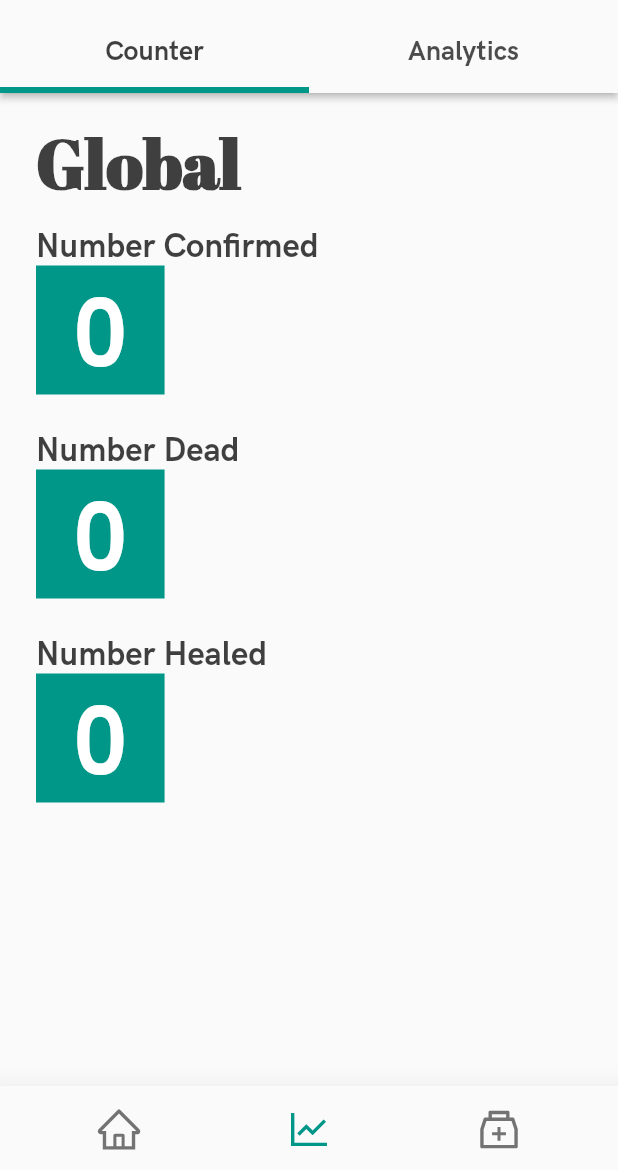
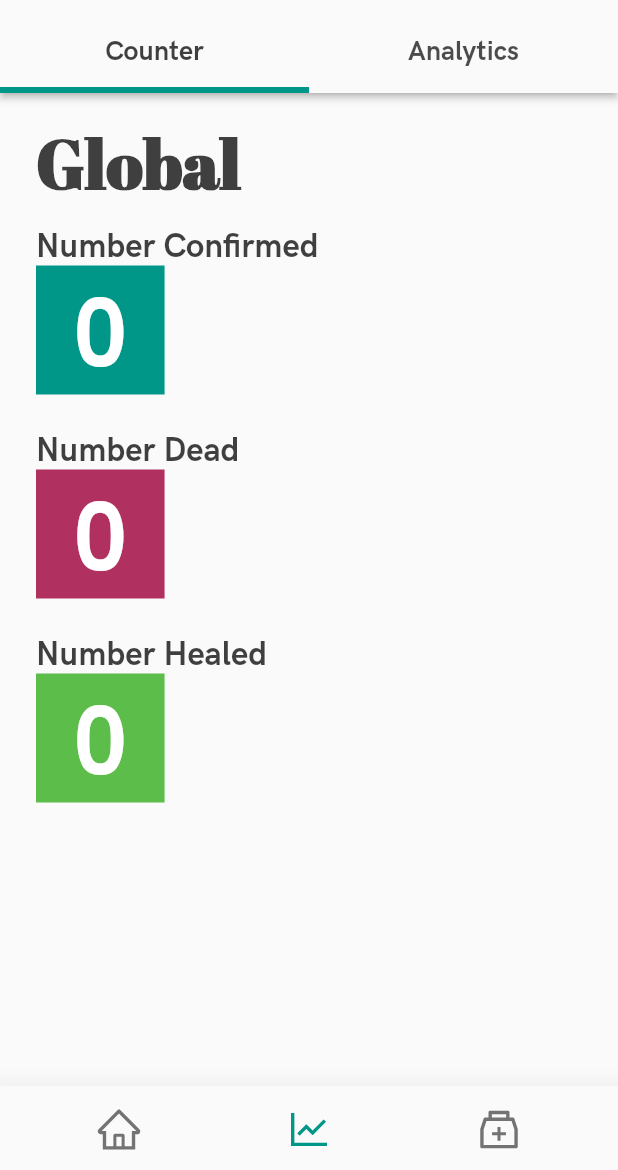
Before and after one commit to theleadio/corona_flutter, a Flutter app: the screen it shows after launch, item 2 of the bottom bar chosen, on a phone screen of 412 x 824 dp, the part 66-1236 px from its top. Run offline on Flutter 3.47's test engine with Material 2 defaults, Android fonts, the phone set to English and light mode, and no system bars; our stand-ins replace ant_icons, built_collection, built_value, cached_network_image, recase, share and 2 more; missing offline and left inert: draggable_scrollbar, flag, flutter_custom_tabs; generated files the repository leaves out were written again; network calls fail.

Commit message:
feat: Add TW & HK in location selector, minor UI tweak

```diff
--- a/lib/pages/statistics/counter_page.dart
+++ b/lib/pages/statistics/counter_page.dart
@@ -64,14 +64,17 @@ class _CounterPageState extends State<CounterPage>
           ),
           CounterWrapper(
             title: 'Number Confirmed',
+            color: Colors.teal,
             number: widget.statsService.stats?.numConfirm ?? 0,
           ),
           CounterWrapper(
             title: 'Number Dead',
+            color: Color(0xFFB03060),
             number: widget.statsService.stats?.numDead ?? 0,
           ),
           CounterWrapper(
             title: 'Number Healed',
+            color: Color(0xFF5DBD4A),
             number: widget.statsService.stats?.numHeal ?? 0,
           ),
         ],
@@ -82,11 +85,13 @@ class _CounterPageState extends State<CounterPage>
 
 class CounterWrapper extends StatelessWidget {
   final String title;
+  final Color color;
   final int number;
 
   const CounterWrapper({
     Key key,
     this.title,
+    this.color = Colors.teal,
     this.number,
   }) : super(key: key);
 
@@ -109,6 +114,7 @@ class CounterWrapper extends StatelessWidget {
             ),
           ),
           AnimatedCounter(
+            color: color,
             number: number,
           ),
         ],
--- a/lib/utils/constants.dart
+++ b/lib/utils/constants.dart
@@ -15,6 +15,8 @@ class AppConstants {
   static List<Map<String, String>> countriesList = [
     {"code": "GLOBAL", "name": "Global"},
     {"code": "CN", "name": "China"},
+    {"code": "HK", "name": "Hong Kong"},
+    {"code": "TW", "name": "Taiwan"},
     {"code": "ID", "name": "Indonesia"},
     {"code": "JP", "name": "Japan"},
     {"code": "KR", "name": "South Korea"},
@@ -29,7 +31,7 @@ class AppConstants {
   static List<Map<String, String>> languagesList = [
     {"id": "en", "name": "English"},
     {"id": "ms", "name": "Bahasa Melayu"},
-    {"id": "zh", "name": "简体中文"},
+    // {"id": "zh", "name": "简体中文"},
     {"id": "zh_TW", "name": "繁體中文"},
   ];
 
--- a/lib/widgets/counter.dart
+++ b/lib/widgets/counter.dart
@@ -2,10 +2,12 @@ import 'package:flutter/material.dart';
 
 class AnimatedCounter extends ImplicitlyAnimatedWidget {
   final int number;
+  final Color color;
 
   AnimatedCounter({
     Key key,
     @required this.number,
+    this.color,
     Duration duration = const Duration(milliseconds: 500),
     Curve curve = Curves.linear,
   }) : super(
@@ -25,7 +27,7 @@ class _AnimatedCounterState extends AnimatedWidgetBaseState<AnimatedCounter> {
   @override
   Widget build(BuildContext context) {
     return Container(
-      color: Colors.teal,
+      color: widget.color,
       padding: const EdgeInsets.only(
         left: 24.0,
         right: 24.0,
--- a/pubspec.yaml
+++ b/pubspec.yaml
@@ -10,7 +10,7 @@ description: A Flutter client for curated news about Coronavirus.
 # In iOS, build-name is used as CFBundleShortVersionString while build-number used as CFBundleVersion.
 # Read more about iOS versioning at
 # https://developer.apple.com/library/archive/documentation/General/Reference/InfoPlistKeyReference/Articles/CoreFoundationKeys.html
-version: 1.1.5+6
+version: 1.1.6+7
 
 environment:
   sdk: ">=2.2.2 <3.0.0"
```
